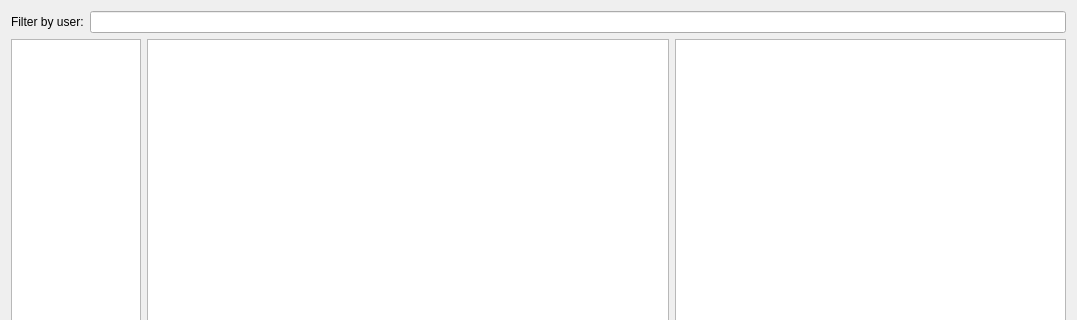
Before: the Qt Designer form src/ui/ui_files/managelogdialog.ui in JamesMackerel/PPTP_VPN_Sniffer, drawn with Qt 5; both pictures show x 0 to 1077 and y 0 to 320 of the 1077 by 539 pixel window.
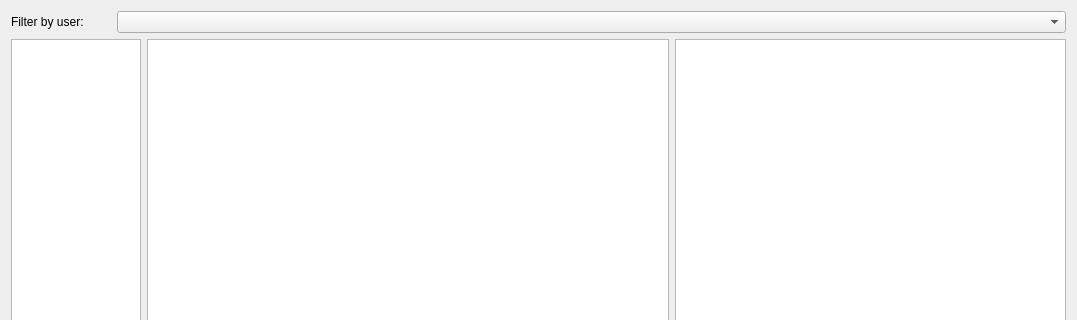
After: the same form once the commit is applied.

Commit message: implements user filter

```diff
--- a/src/ui/ui_files/managelogdialog.ui
+++ b/src/ui/ui_files/managelogdialog.ui
@@ -18,13 +18,19 @@
     <layout class="QHBoxLayout" name="horizontalLayout_3">
      <item>
       <widget class="QLabel" name="label">
+       <property name="maximumSize">
+        <size>
+         <width>100</width>
+         <height>16777215</height>
+        </size>
+       </property>
        <property name="text">
         <string>Filter by user:</string>
        </property>
       </widget>
      </item>
      <item>
-      <widget class="QLineEdit" name="lineEdit"/>
+      <widget class="QComboBox" name="userComboBox"/>
      </item>
     </layout>
    </item>
```
The commit also changes 1 other file.
